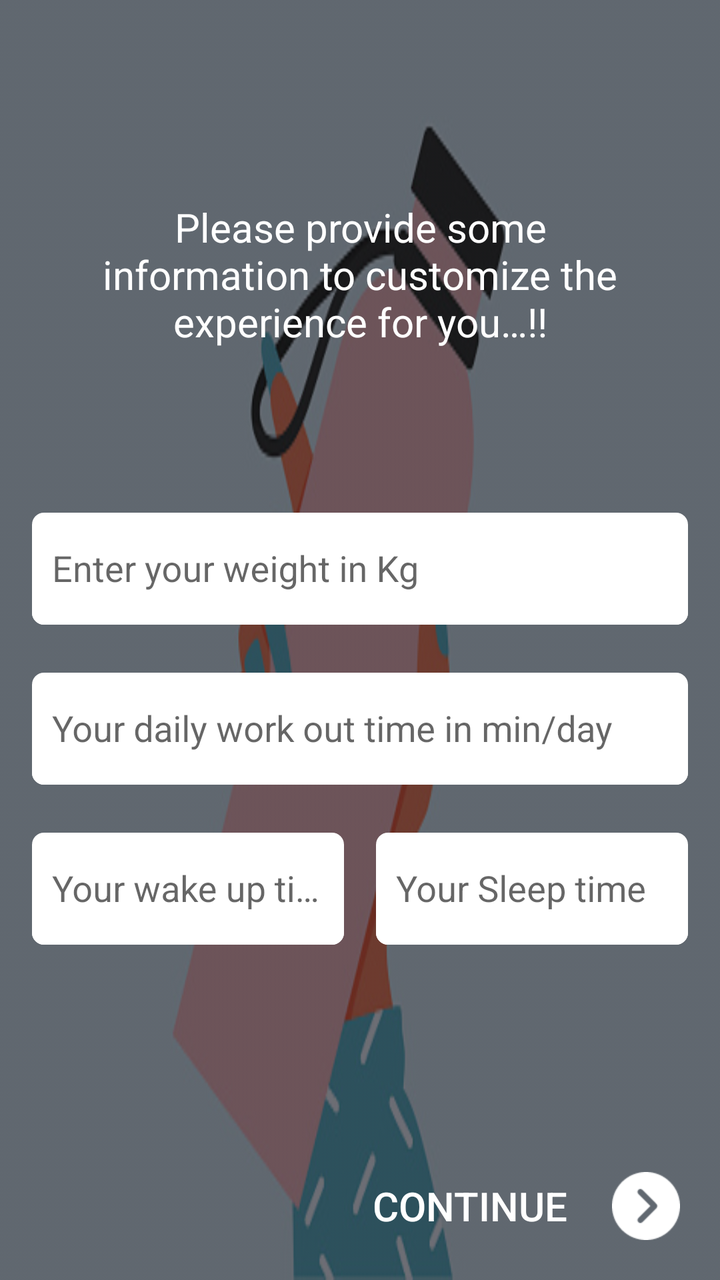
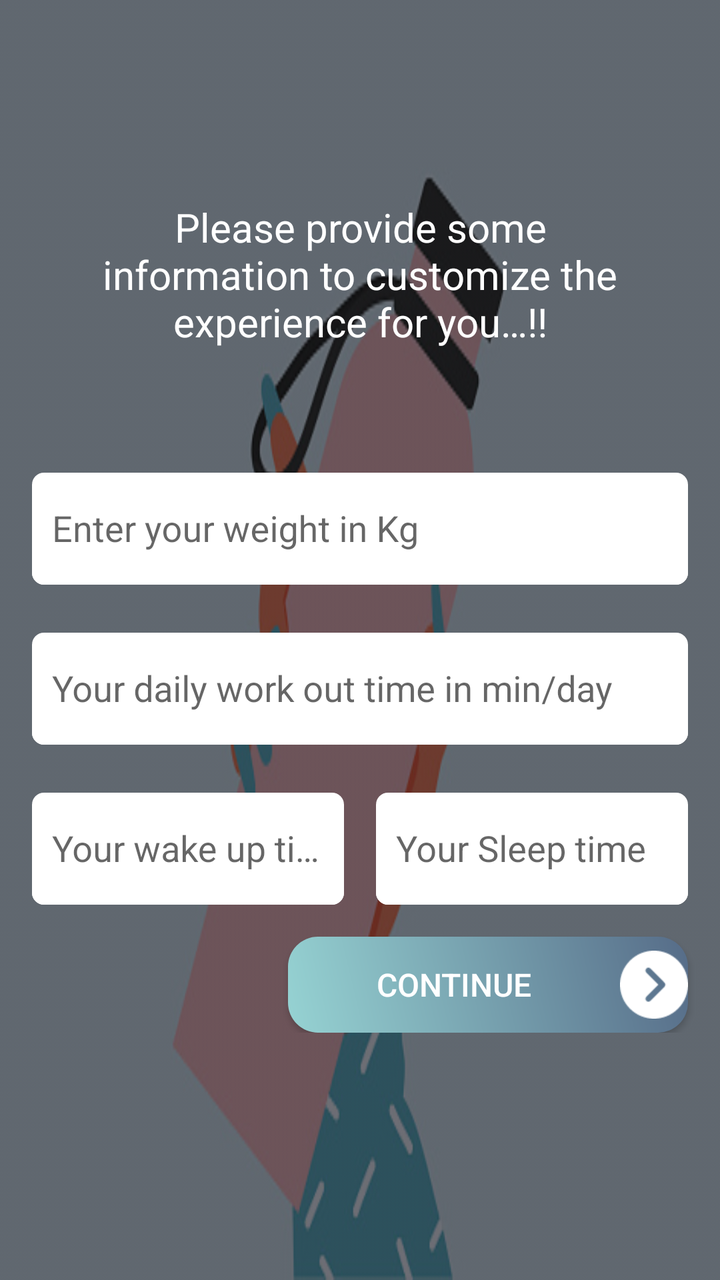

An Android layout rendered at two revisions. The XML below is the earlier revision; the diff shows what the commit changed to produce the second picture.
<!-- AndroidManifest.xml: activity theme MotivationTheme -->
<!-- res/layout/activity_init_user_info.xml -->
<?xml version="1.0" encoding="utf-8"?>
<RelativeLayout xmlns:android="http://schemas.android.com/apk/res/android"
    xmlns:app="http://schemas.android.com/apk/res-auto"
    xmlns:tools="http://schemas.android.com/tools"
    xmlns:sweet="http://schemas.android.com/apk/res-auto"
    android:id="@+id/init_user_info_parent_layout"
    android:layout_width="match_parent"
    android:layout_height="match_parent"
    tools:context=".InitUserInfoActivity">

    <RelativeLayout
        android:id="@+id/web_container_drink"
        android:layout_width="match_parent"
        android:layout_marginTop="-30dp"
        android:background="@mipmap/water_intake"
        android:backgroundTint="#6D6E75"
        android:backgroundTintMode="multiply"
        android:layout_height="match_parent"/>

    <TextView
        android:id="@+id/textView3"
        android:layout_width="match_parent"
        android:layout_height="wrap_content"
        android:layout_marginStart="50dp"
        android:layout_marginTop="100dp"
        android:layout_marginEnd="50dp"
        android:layout_marginBottom="16dp"
        android:text="@string/add_info_text"
        android:textAlignment="center"
        android:textColor="@color/white"
        android:textSize="20sp"
        app:layout_constraintBottom_toTopOf="@+id/constraintLayout"
        app:layout_constraintEnd_toEndOf="parent"
        app:layout_constraintStart_toStartOf="parent" />

    <androidx.constraintlayout.widget.ConstraintLayout
        android:id="@+id/constraintLayout"
        android:layout_width="match_parent"
        android:layout_height="wrap_content"
        android:layout_below="@+id/textView3"
        android:layout_marginTop="50dp">

        <com.google.android.material.textfield.TextInputLayout
            android:id="@+id/etWeight"
            android:layout_width="0dp"
            android:layout_height="wrap_content"
            android:layout_marginStart="16dp"
            android:layout_marginTop="16dp"
            android:layout_marginEnd="16dp"
            android:theme="@style/TextInputLayoutAppearance"
            app:layout_constraintEnd_toEndOf="parent"
            app:layout_constraintHorizontal_bias="0.0"
            app:layout_constraintStart_toStartOf="parent"
            app:layout_constraintTop_toTopOf="parent">

            <com.google.android.material.textfield.TextInputEditText
                android:layout_width="match_parent"
                android:layout_height="45dp"
                android:background="@null"
                android:hint="@string/weight_hint"
                android:inputType="numberSigned"
                android:maxLength="3"
                android:paddingStart="10dp"
                android:paddingBottom="10dp" />
        </com.google.android.material.textfield.TextInputLayout>

        <com.google.android.material.textfield.TextInputLayout
            android:id="@+id/etWorkTime"
            android:layout_width="0dp"
            android:layout_height="wrap_content"
            android:layout_marginStart="16dp"
            android:layout_marginTop="24dp"
            android:layout_marginEnd="16dp"
            android:theme="@style/TextInputLayoutAppearance"
            app:layout_constraintEnd_toEndOf="parent"
            app:layout_constraintStart_toStartOf="parent"
            app:layout_constraintTop_toBottomOf="@+id/etWeight">

            <com.google.android.material.textfield.TextInputEditText
                android:layout_width="match_parent"
                android:layout_height="45dp"
                android:background="@null"
                android:hint="@string/workout_hint"
                android:inputType="numberSigned"
                android:maxLength="3"
                android:paddingStart="10dp"
                android:paddingBottom="10dp" />
        </com.google.android.material.textfield.TextInputLayout>

        <com.google.android.material.textfield.TextInputLayout
            android:id="@+id/etWakeUpTime"
            android:layout_width="0dp"
            android:layout_height="wrap_content"
            android:layout_marginStart="16dp"
            android:layout_marginTop="24dp"
            android:layout_marginEnd="8dp"
            android:theme="@style/TextInputLayoutAppearance"
            app:layout_constraintEnd_toStartOf="@+id/etSleepTime"
            app:layout_constraintStart_toStartOf="parent"
            app:layout_constraintTop_toBottomOf="@+id/etWorkTime">

            <com.google.android.material.textfield.TextInputEditText
                android:layout_width="match_parent"
                android:layout_height="45dp"
                android:background="@null"
                android:clickable="true"
                android:focusable="false"
                android:hint="@string/wakeup_hint"
                android:inputType="numberSigned"
                android:paddingStart="10dp"
                android:paddingBottom="10dp" />
        </com.google.android.material.textfield.TextInputLayout>

        <com.google.android.material.textfield.TextInputLayout
            android:id="@+id/etSleepTime"
            android:layout_width="0dp"
            android:layout_height="wrap_content"
            android:layout_marginStart="8dp"
            android:layout_marginTop="24dp"
            android:layout_marginEnd="16dp"
            android:theme="@style/TextInputLayoutAppearance"
            app:layout_constraintEnd_toEndOf="parent"
            app:layout_constraintStart_toEndOf="@+id/etWakeUpTime"
            app:layout_constraintTop_toBottomOf="@+id/etWorkTime">

            <com.google.android.material.textfield.TextInputEditText
                android:layout_width="match_parent"
                android:layout_height="45dp"
                android:background="@null"
                android:clickable="true"
                android:focusable="false"
                android:hint="@string/sleeping_hint"
                android:inputType="numberSigned"
                android:paddingStart="10dp"
                android:paddingBottom="10dp" />
        </com.google.android.material.textfield.TextInputLayout>
    </androidx.constraintlayout.widget.ConstraintLayout>

    <Button

        android:id="@+id/btnContinue"
        style="@android:style/Widget.Material.Button.Borderless"
        android:layout_width="200dp"
        android:layout_height="wrap_content"
        android:layout_alignParentRight="true"

        android:layout_alignParentBottom="true"
        android:layout_marginTop="16dp"
        android:layout_marginEnd="8dp"
        android:layout_marginBottom="10dp"
        android:drawableEnd="@mipmap/cont"
        android:text="@string/str_continue"
        android:textColor="@color/white"
        android:textSize="@dimen/text_20" />

</RelativeLayout>
<!-- resources referenced by this layout -->
<resources>
  <color name="white">#ffffff</color>
  <dimen name="text_20">20sp</dimen>
  <!-- mipmap cont: png bitmap (mipmap-xhdpi, 1198 bytes) -->
  <!-- mipmap water_intake: png bitmap (mipmap-xhdpi, 42504 bytes) -->
  <string name="add_info_text">Please provide some information to customize the experience for you…!!</string>
  <string name="sleeping_hint">Your Sleep time</string>
  <string name="str_continue">Continue</string>
  <string name="wakeup_hint">Your wake up time</string>
  <string name="weight_hint">Enter your weight in Kg</string>
  <string name="workout_hint">Your daily work out time in min/day</string>
  <style name="TextInputLayoutAppearance" parent="Widget.Design.TextInputLayout">
          
          <item name="hintTextAppearance">@style/HintText</item>
          <item name="errorTextAppearance">@style/ErrorText</item>
          <item name="android:background">@drawable/textinput_bg</item>
      </style>
  <style name="MotivationTheme" parent="Theme.AppCompat.Light.DarkActionBar">
          
          <item name="colorPrimary">@color/app_color</item>
          <item name="colorPrimaryDark">@color/app_color</item>
          <item name="colorAccent">@color/colorAccent</item>
      </style>
  <style name="HintText" parent="TextAppearance.AppCompat">
          <item name="android:textColor">@android:color/white</item>
          <item name="android:textSize">14sp</item>
      </style>
  <style name="ErrorText" parent="TextAppearance.AppCompat">
          <item name="android:textColor">@color/red</item>
          <item name="android:textSize">16sp</item>
      </style>
  <!-- drawable textinput_bg (drawable) -->
  <?xml version="1.0" encoding="utf-8"?>
  <selector xmlns:android="http://schemas.android.com/apk/res/android">
      <item>
          <shape android:shape="rectangle">
              <solid android:color="#FFFFFF"/>
              <corners android:radius="6dp"/>
          </shape>
      </item>
  
  </selector>
  <color name="app_color">#434A71</color>
  <color name="colorAccent">#1F2339</color>
  <color name="red">#D80101</color>
</resources>

<!-- the commit's change to res/layout/activity_init_user_info.xml (unified diff, before → after) -->
@@ -11,7 +11,6 @@
     <RelativeLayout
         android:id="@+id/web_container_drink"
         android:layout_width="match_parent"
-        android:layout_marginTop="-30dp"
         android:background="@mipmap/water_intake"
         android:backgroundTint="#6D6E75"
         android:backgroundTintMode="multiply"
@@ -28,129 +27,121 @@
         android:text="@string/add_info_text"
         android:textAlignment="center"
         android:textColor="@color/white"
-        android:textSize="20sp"
-        app:layout_constraintBottom_toTopOf="@+id/constraintLayout"
-        app:layout_constraintEnd_toEndOf="parent"
-        app:layout_constraintStart_toStartOf="parent" />
+        android:textSize="20sp"/>
 
-    <androidx.constraintlayout.widget.ConstraintLayout
-        android:id="@+id/constraintLayout"
+    <ScrollView
         android:layout_width="match_parent"
         android:layout_height="wrap_content"
-        android:layout_below="@+id/textView3"
-        android:layout_marginTop="50dp">
+        android:layout_marginTop="30dp"
+        android:layout_below="@+id/textView3">
 
-        <com.google.android.material.textfield.TextInputLayout
-            android:id="@+id/etWeight"
-            android:layout_width="0dp"
+        <LinearLayout
+            android:id="@+id/constraintLayout"
+            android:layout_width="match_parent"
             android:layout_height="wrap_content"
-            android:layout_marginStart="16dp"
-            android:layout_marginTop="16dp"
-            android:layout_marginEnd="16dp"
-            android:theme="@style/TextInputLayoutAppearance"
-            app:layout_constraintEnd_toEndOf="parent"
-            app:layout_constraintHorizontal_bias="0.0"
-            app:layout_constraintStart_toStartOf="parent"
-            app:layout_constraintTop_toTopOf="parent">
+            android:orientation="vertical">
 
-            <com.google.android.material.textfield.TextInputEditText
+            <com.google.android.material.textfield.TextInputLayout
+                android:id="@+id/etWeight"
                 android:layout_width="match_parent"
-                android:layout_height="45dp"
-                android:background="@null"
-                android:hint="@string/weight_hint"
-                android:inputType="numberSigned"
-                android:maxLength="3"
-                android:paddingStart="10dp"
-                android:paddingBottom="10dp" />
-        </com.google.android.material.textfield.TextInputLayout>
+                android:layout_height="wrap_content"
+                android:layout_marginStart="16dp"
+                android:layout_marginTop="16dp"
+                android:layout_marginEnd="16dp"
+                android:theme="@style/TextInputLayoutAppearance">
 
-        <com.google.android.material.textfield.TextInputLayout
-            android:id="@+id/etWorkTime"
-            android:layout_width="0dp"
-            android:layout_height="wrap_content"
-            android:layout_marginStart="16dp"
-            android:layout_marginTop="24dp"
-            android:layout_marginEnd="16dp"
-            android:theme="@style/TextInputLayoutAppearance"
-            app:layout_constraintEnd_toEndOf="parent"
-            app:layout_constraintStart_toStartOf="parent"
-            app:layout_constraintTop_toBottomOf="@+id/etWeight">
+                <com.google.android.material.textfield.TextInputEditText
+                    android:layout_width="match_parent"
+                    android:layout_height="45dp"
+                    android:background="@null"
+                    android:hint="@string/weight_hint"
+                    android:inputType="numberSigned"
+                    android:maxLength="3"
+                    android:paddingStart="10dp"
+                    android:paddingBottom="10dp" />
+            </com.google.android.material.textfield.TextInputLayout>
 
-            <com.google.android.material.textfield.TextInputEditText
+            <com.google.android.material.textfield.TextInputLayout
+                android:id="@+id/etWorkTime"
                 android:layout_width="match_parent"
-                android:layout_height="45dp"
-                android:background="@null"
-                android:hint="@string/workout_hint"
-                android:inputType="numberSigned"
-                android:maxLength="3"
-                android:paddingStart="10dp"
-                android:paddingBottom="10dp" />
-        </com.google.android.material.textfield.TextInputLayout>
+                android:layout_height="wrap_content"
+                android:layout_marginStart="16dp"
+                android:layout_marginTop="24dp"
+                android:layout_marginEnd="16dp"
+                android:theme="@style/TextInputLayoutAppearance">
 
-        <com.google.android.material.textfield.TextInputLayout
-            android:id="@+id/etWakeUpTime"
-            android:layout_width="0dp"
-            android:layout_height="wrap_content"
-            android:layout_marginStart="16dp"
-            android:layout_marginTop="24dp"
-            android:layout_marginEnd="8dp"
-            android:theme="@style/TextInputLayoutAppearance"
-            app:layout_constraintEnd_toStartOf="@+id/etSleepTime"
-            app:layout_constraintStart_toStartOf="parent"
-            app:layout_constraintTop_toBottomOf="@+id/etWorkTime">
+                <com.google.android.material.textfield.TextInputEditText
+                    android:layout_width="match_parent"
+                    android:layout_height="45dp"
+                    android:background="@null"
+                    android:hint="@string/workout_hint"
+                    android:inputType="numberSigned"
+                    android:maxLength="3"
+                    android:paddingStart="10dp"
+                    android:paddingBottom="10dp" />
+            </com.google.android.material.textfield.TextInputLayout>
 
-            <com.google.android.material.textfield.TextInputEditText
+
+            <LinearLayout
                 android:layout_width="match_parent"
-                android:layout_height="45dp"
-                android:background="@null"
-                android:clickable="true"
-                android:focusable="false"
-                android:hint="@string/wakeup_hint"
-                android:inputType="numberSigned"
-                android:paddingStart="10dp"
-                android:paddingBottom="10dp" />
-        </com.google.android.material.textfield.TextInputLayout>
+                android:layout_height="wrap_content"
+                android:orientation="horizontal"
+                android:layout_marginTop="24dp">
+                <com.google.android.material.textfield.TextInputLayout
+                    android:id="@+id/etWakeUpTime"
+                    android:layout_width="0dp"
+                    android:layout_height="wrap_content"
+                    android:layout_weight="0.5"
+                    android:layout_marginStart="16dp"
+                    android:layout_marginEnd="8dp"
+                    android:theme="@style/TextInputLayoutAppearance">
 
-        <com.google.android.material.textfield.TextInputLayout
-            android:id="@+id/etSleepTime"
-            android:layout_width="0dp"
-            android:layout_height="wrap_content"
-            android:layout_marginStart="8dp"
-            android:layout_marginTop="24dp"
-            android:layout_marginEnd="16dp"
-            android:theme="@style/TextInputLayoutAppearance"
-            app:layout_constraintEnd_toEndOf="parent"
-            app:layout_constraintStart_toEndOf="@+id/etWakeUpTime"
-            app:layout_constraintTop_toBottomOf="@+id/etWorkTime">
+                    <com.google.android.material.textfield.TextInputEditText
+                        android:layout_width="match_parent"
+                        android:layout_height="45dp"
+                        android:background="@null"
+                        android:clickable="true"
+                        android:focusable="false"
+                        android:hint="@string/wakeup_hint"
+                        android:inputType="numberSigned"
+                        android:paddingStart="10dp"
+                        android:paddingBottom="10dp" />
+                </com.google.android.material.textfield.TextInputLayout>
 
-            <com.google.android.material.textfield.TextInputEditText
-                android:layout_width="match_parent"
-                android:layout_height="45dp"
-                android:background="@null"
-                android:clickable="true"
-                android:focusable="false"
-                android:hint="@string/sleeping_hint"
-                android:inputType="numberSigned"
-                android:paddingStart="10dp"
-                android:paddingBottom="10dp" />
-        </com.google.android.material.textfield.TextInputLayout>
-    </androidx.constraintlayout.widget.ConstraintLayout>
+                <com.google.android.material.textfield.TextInputLayout
+                    android:id="@+id/etSleepTime"
+                    android:layout_width="0dp"
+                    android:layout_height="wrap_content"
+                    android:layout_weight="0.5"
+                    android:layout_marginStart="8dp"
+                    android:layout_marginEnd="16dp"
+                    android:theme="@style/TextInputLayoutAppearance">
 
-    <Button
+                    <com.google.android.material.textfield.TextInputEditText
+                        android:layout_width="match_parent"
+                        android:layout_height="45dp"
+                        android:background="@null"
+                        android:clickable="true"
+                        android:focusable="false"
+                        android:hint="@string/sleeping_hint"
+                        android:inputType="numberSigned"
+                        android:paddingStart="10dp"
+                        android:paddingBottom="10dp" />
+                </com.google.android.material.textfield.TextInputLayout>
+            </LinearLayout>
 
-        android:id="@+id/btnContinue"
-        style="@android:style/Widget.Material.Button.Borderless"
-        android:layout_width="200dp"
-        android:layout_height="wrap_content"
-        android:layout_alignParentRight="true"
-
-        android:layout_alignParentBottom="true"
-        android:layout_marginTop="16dp"
-        android:layout_marginEnd="8dp"
-        android:layout_marginBottom="10dp"
-        android:drawableEnd="@mipmap/cont"
-        android:text="@string/str_continue"
-        android:textColor="@color/white"
-        android:textSize="@dimen/text_20" />
-
+            <Button
+                android:id="@+id/btnContinue"
+                android:layout_width="200dp"
+                android:layout_height="wrap_content"
+                android:layout_marginTop="16dp"
+                android:layout_marginEnd="16dp"
+                android:drawableEnd="@mipmap/cont"
+                android:text="@string/str_continue"
+                android:textColor="@color/white"
+                android:textSize="@dimen/text_16"
+                android:layout_gravity="right"
+                android:background="@drawable/a2_grad_black"/>
+        </LinearLayout>
+    </ScrollView>
 </RelativeLayout>
<!-- resource entries referenced after the edit -->
@@ -1,7 +1,18 @@
 <!-- resources referenced by this layout -->
 <resources>
   <color name="white">#ffffff</color>
-  <dimen name="text_20">20sp</dimen>
+  <dimen name="text_16">16sp</dimen>
+  <!-- drawable a2_grad_black (drawable) -->
+  <?xml version="1.0" encoding="utf-8"?>
+  <shape xmlns:android="http://schemas.android.com/apk/res/android">
+      <gradient
+          android:angle="225"
+          android:endColor="#96D3D3"
+          android:startColor="#566C88" />
+  
+      <corners android:radius="15dp"/>
+  
+  </shape>
   <!-- mipmap cont: png bitmap (mipmap-xhdpi, 1198 bytes) -->
   <!-- mipmap water_intake: png bitmap (mipmap-xhdpi, 42504 bytes) -->
   <string name="add_info_text">Please provide some information to customize the experience for you…!!</string>
